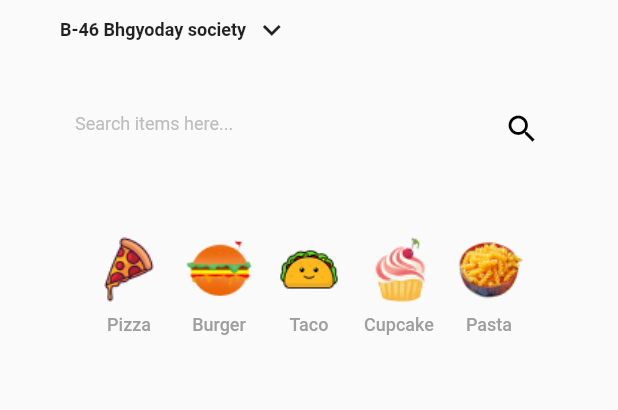
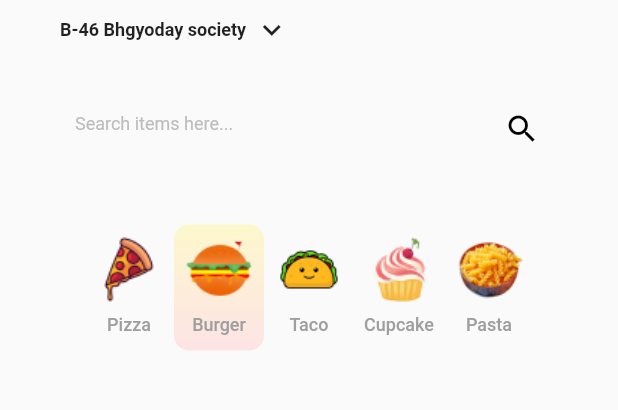
Before and after one commit to Blacksuan19/Food-App-Flutter, a Flutter app: the screen it shows after launch, on a phone screen of 412 x 824 dp, the part 158-568 px from its top. Run offline on Flutter 3.47's test engine with Material 2 defaults, Android fonts, the light colour scheme and no system bars; statements that could not run were skipped.

Commit message:
category: add selected background

```diff
--- a/lib/widgets/category_row.dart
+++ b/lib/widgets/category_row.dart
@@ -1,8 +1,26 @@
 import 'package:flutter/material.dart';
 
 class CategoryRow extends StatelessWidget {
-  Column makeCategory({assetName}) {
-    return Column(
+  Container makeCategory({assetName, isSelected = false}) {
+    return Container(
+      padding: EdgeInsets.only(bottom: 10),
+      decoration: isSelected
+          ? BoxDecoration(
+              color: Color(0xFFFBFBFB),
+              borderRadius: BorderRadius.all(
+                Radius.circular(10),
+              ),
+              gradient: LinearGradient(
+                begin: Alignment.topCenter,
+                end: Alignment.bottomCenter,
+                colors: [
+                  Colors.yellow[200].withOpacity(0.5),
+                  Colors.red[100].withOpacity(0.5),
+                ],
+              ),
+            )
+          : BoxDecoration(),
+      child: Column(
         children: [
           Image(
             image: AssetImage("assets/images/$assetName.png"),
@@ -18,6 +36,7 @@ class CategoryRow extends StatelessWidget {
                 color: Colors.grey[500]),
           )
         ],
+      ),
     );
   }
 
@@ -30,7 +49,7 @@ class CategoryRow extends StatelessWidget {
         mainAxisAlignment: MainAxisAlignment.spaceEvenly,
         children: [
           makeCategory(assetName: "pizza"),
-          makeCategory(assetName: "burger"),
+          makeCategory(assetName: "burger", isSelected: true),
           makeCategory(assetName: "taco"),
           makeCategory(assetName: "cupcake"),
           makeCategory(assetName: "pasta"),
```
Lines whose indentation alone changed are shown as unchanged.
